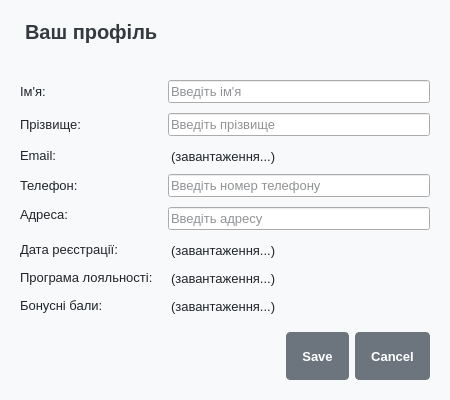
This is dialogs/profiledialog.ui in Defenderest/SQL_QT_Library as Qt 5 draws it before an edit. The edited form follows.
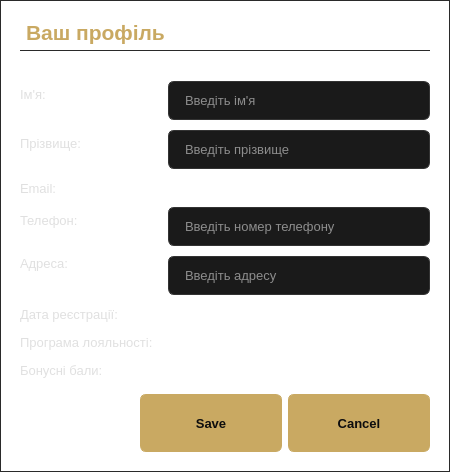
This is the edited form.

Diff of the .ui file:
```diff
--- a/dialogs/profiledialog.ui
+++ b/dialogs/profiledialog.ui
@@ -14,59 +14,82 @@
    <string>Профіль користувача</string>
   </property>
   <property name="styleSheet">
-   <string notr="true">/* --- Загальні стилі діалогу --- */
+   <string notr="true">/* Dark Theme for Profile Dialog */
 QDialog {
-    background-color: #f8f9fa; /* Світло-сірий фон */
+    background-color: #141414;
+    border: 1px solid #2a2a2a;
 }
 
 QWidget {
-    font-family: &quot;Segoe UI&quot;, system-ui, -apple-system, BlinkMacSystemFont, sans-serif;
+    font-family: "Segoe UI", system-ui, -apple-system, BlinkMacSystemFont, sans-serif;
     font-size: 10pt;
-    color: #212529; /* Основний темний текст */
+    color: #e0e0e0;
+    background: transparent;
 }
 
-/* --- Заголовок профілю --- */
+/* Profile Header */
 QLabel#profileHeaderLabel {
-   font-size: 15pt; /* Трохи менший */
+   font-size: 16pt;
    font-weight: 600;
-   color: #343a40; /* Темно-сірий */
+   color: #c9a962;
    margin-bottom: 15px;
    padding-bottom: 5px;
-   border-bottom: 1px solid #dee2e6; /* Лінія під заголовком */
+   border-bottom: 1px solid #2a2a2a;
 }
 
-/* --- Мітки полів (Ім'я:, Прізвище:, ...) --- */
-QLabel[objectName^=&quot;label_&quot;] {
-  font-weight: 600; /* Жирніший шрифт для міток */
-  color: #495057; /* Сірий колір */
-  padding-top: 3px; /* Невеликий відступ зверху для вирівнювання */
+/* Field Labels */
+QLabel[objectName^="label_"] {
+  font-weight: 600;
+  color: #888888;
+  padding-top: 3px;
 }
 
-/* --- Значення полів (самі дані) --- */
+/* Field Values */
 QLabel#firstNameLabel, QLabel#lastNameLabel, QLabel#emailLabel,
 QLabel#phoneLabel, QLabel#addressLabel, QLabel#joinDateLabel,
 QLabel#loyaltyLabel, QLabel#pointsLabel {
-    font-weight: 400; /* Звичайний шрифт для значень */
-    color: #212529;
+    font-weight: 400;
+    color: #ffffff;
     padding-top: 3px;
 }
 
-/* --- Кнопки внизу діалогу --- */
+/* Input Fields */
+QLineEdit {
+    padding: 10px 14px;
+    border: 1px solid #333333;
+    border-radius: 6px;
+    background-color: #1a1a1a;
+    color: #ffffff;
+    font-size: 10pt;
+}
+
+QLineEdit:focus {
+    border-color: #c9a962;
+    background-color: #252525;
+}
+
+QLineEdit::placeholder {
+    color: #666666;
+}
+
+/* Dialog Buttons */
 QDialogButtonBox QPushButton {
-    padding: 7px 15px; /* Трохи менші падінги */
-    background-color: #6c757d; /* Сіра кнопка "Закрити" */
-    color: white;
-    border: 1px solid #6c757d;
-    border-radius: 4px;
-    font-weight: 500;
-    min-height: 32px;
+    padding: 10px 20px;
+    background-color: #c9a962;
+    color: #0d0d0d;
+    border: 1px solid #c9a962;
+    border-radius: 6px;
+    font-weight: 600;
+    min-height: 36px;
     font-size: 10pt;
-    transition: background-color 0.15s ease-in-out, border-color 0.15s ease-in-out;
+    min-width: 100px;
 }
+
 QDialogButtonBox QPushButton:hover {
     background-color: #5c636a; /* Темніший сірий при наведенні */
     border-color: #565e64;
 }
+
 QDialogButtonBox QPushButton:pressed {
     background-color: #565e64; /* Ще темніший при натисканні */
     border-color: #51585e;
```
Left out of the diff: 12 changed lines with no effect on the pictures.
